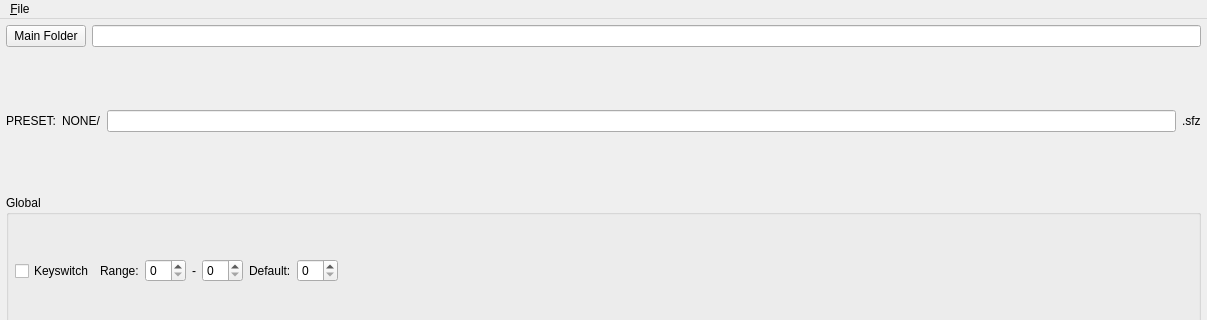
Old version of the form src/ui/mainwindow.ui in the repository michael02022/sfzbuilder; both pictures show x 0 to 1207 and y 0 to 320 of the 1207 by 802 pixel window.
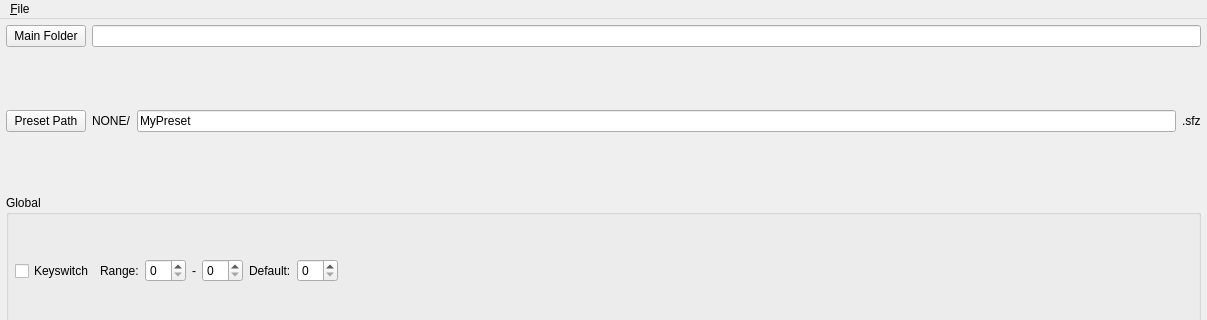
New version of the form. Icons and pictures are not drawn. Custom widgets are drawn as their Qt base class.

Commit message: implemented add pack/map button with cbxes

```diff
--- a/src/ui/mainwindow.ui
+++ b/src/ui/mainwindow.ui
@@ -36,9 +36,9 @@
        <enum>QLayout::SetNoConstraint</enum>
       </property>
       <item>
-       <widget class="QLabel" name="lblPreset">
+       <widget class="QPushButton" name="pbnPresetFolder">
         <property name="text">
-         <string>PRESET:</string>
+         <string>Preset Path</string>
         </property>
        </widget>
       </item>
@@ -50,7 +50,11 @@
        </widget>
       </item>
       <item>
-       <widget class="QLineEdit" name="txtPreset"/>
+       <widget class="QLineEdit" name="txtPreset">
+        <property name="text">
+         <string>MyPreset</string>
+        </property>
+       </widget>
       </item>
       <item>
        <widget class="QLabel" name="lblSfzExt">
```
Left out of the diff: 143 changed lines with no effect on the pictures. The commit also changes 3 other files.
